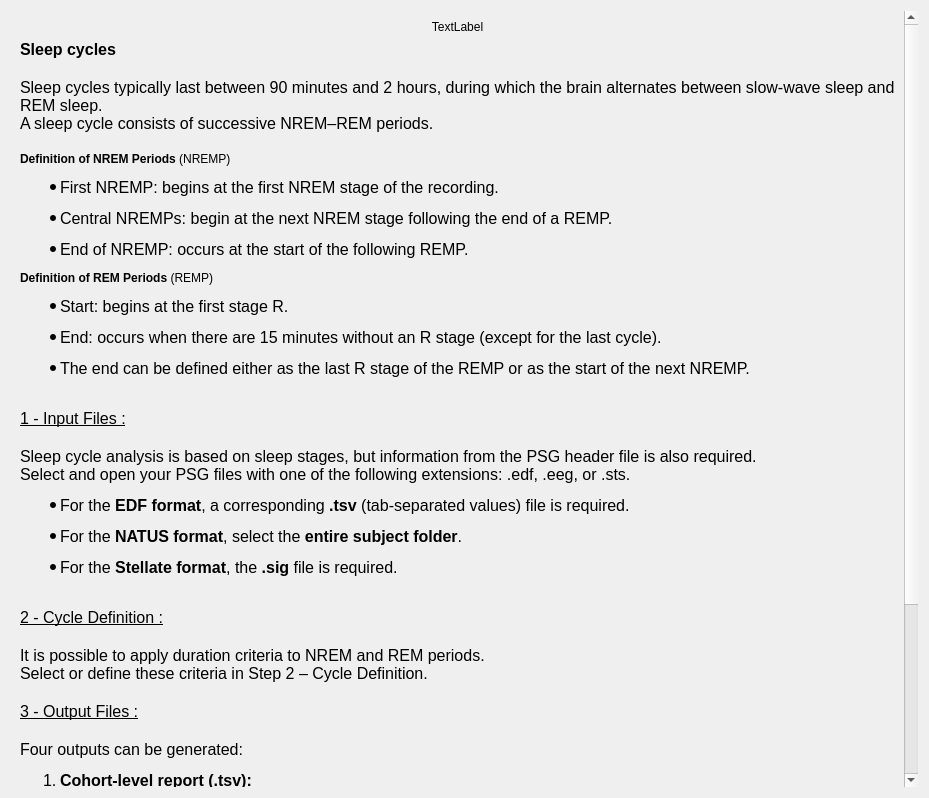
This is tools/CEAMSTools/SleepCycleExport/SleepCycleDoc/Ui_SleepCycleDoc.ui in SnoozToolbox/snooz-package-ceams as Qt 5 draws it before an edit. The edited form follows.
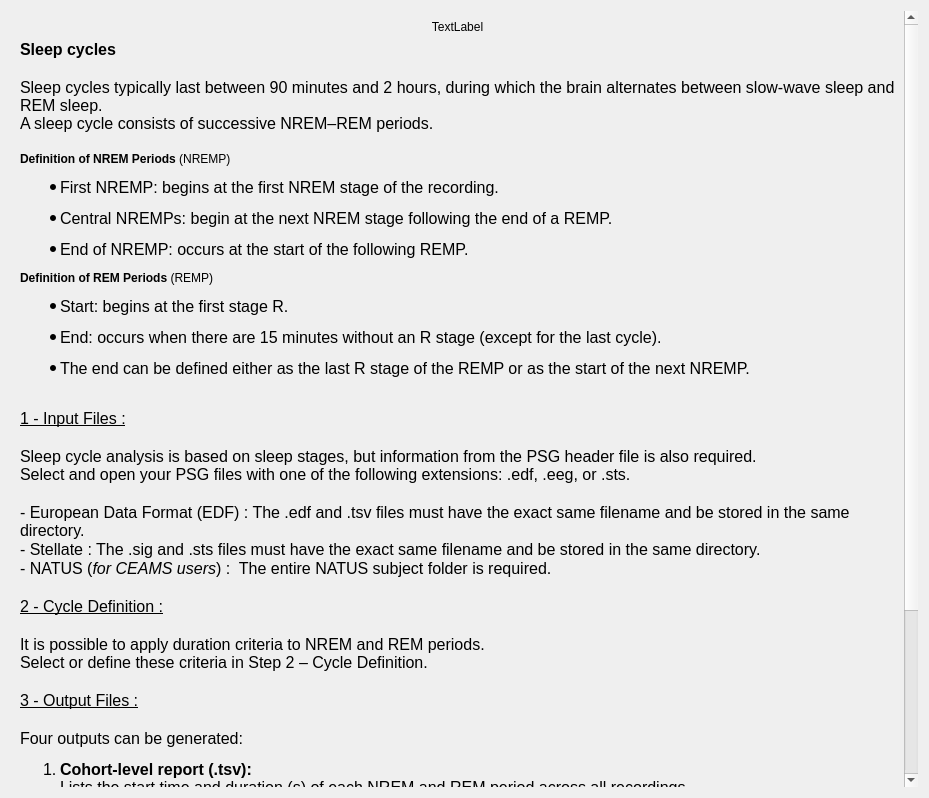
This is the edited form.

Patch:
```diff
--- a/tools/CEAMSTools/SleepCycleExport/SleepCycleDoc/Ui_SleepCycleDoc.ui
+++ b/tools/CEAMSTools/SleepCycleExport/SleepCycleDoc/Ui_SleepCycleDoc.ui
@@ -45,8 +45,8 @@
        <rect>
         <x>0</x>
         <y>0</y>
-        <width>913</width>
-        <height>782</height>
+        <width>899</width>
+        <height>1018</height>
        </rect>
       </property>
       <layout class="QVBoxLayout" name="verticalLayout_2">
@@ -114,10 +114,10 @@
 &lt;p style=&quot; margin-top:0px; margin-bottom:0px; margin-left:0px; margin-right:0px; -qt-block-indent:0; text-indent:0px;&quot;&gt;&lt;span style=&quot; text-decoration: underline;&quot;&gt;1 - Input Files :&lt;/span&gt;&lt;/p&gt;
 &lt;p style=&quot;-qt-paragraph-type:empty; margin-top:0px; margin-bottom:0px; margin-left:0px; margin-right:0px; -qt-block-indent:0; text-indent:0px;&quot;&gt;&lt;br /&gt;&lt;/p&gt;
 &lt;p style=&quot; margin-top:0px; margin-bottom:0px; margin-left:0px; margin-right:0px; -qt-block-indent:0; text-indent:0px;&quot;&gt;Sleep cycle analysis is based on sleep stages, but information from the PSG header file is also required.&lt;br /&gt;Select and open your PSG files with one of the following extensions: .edf, .eeg, or .sts.&lt;/p&gt;
-&lt;ul style=&quot;margin-top: 0px; margin-bottom: 0px; margin-left: 0px; margin-right: 0px; -qt-list-indent: 1;&quot;&gt;
-&lt;li style=&quot; margin-top:12px; margin-bottom:12px; margin-left:0px; margin-right:0px; -qt-block-indent:0; text-indent:0px;&quot;&gt;For the &lt;span style=&quot; font-weight:700;&quot;&gt;EDF format&lt;/span&gt;, a corresponding &lt;span style=&quot; font-weight:700;&quot;&gt;.tsv&lt;/span&gt; (tab-separated values) file is required.&lt;/li&gt;
-&lt;li style=&quot; margin-top:12px; margin-bottom:12px; margin-left:0px; margin-right:0px; -qt-block-indent:0; text-indent:0px;&quot;&gt;For the &lt;span style=&quot; font-weight:700;&quot;&gt;NATUS format&lt;/span&gt;, select the &lt;span style=&quot; font-weight:700;&quot;&gt;entire subject folder&lt;/span&gt;.&lt;/li&gt;
-&lt;li style=&quot; margin-top:12px; margin-bottom:12px; margin-left:0px; margin-right:0px; -qt-block-indent:0; text-indent:0px;&quot;&gt;For the &lt;span style=&quot; font-weight:700;&quot;&gt;Stellate format&lt;/span&gt;, the &lt;span style=&quot; font-weight:700;&quot;&gt;.sig&lt;/span&gt; file is required. &lt;/li&gt;&lt;/ul&gt;
+&lt;p style=&quot;-qt-paragraph-type:empty; margin-top:0px; margin-bottom:0px; margin-left:0px; margin-right:0px; -qt-block-indent:0; text-indent:0px;&quot;&gt;&lt;br /&gt;&lt;/p&gt;
+&lt;p style=&quot; margin-top:0px; margin-bottom:0px; margin-left:0px; margin-right:0px; -qt-block-indent:0; text-indent:0px;&quot;&gt;&lt;span style=&quot; font-family:'Roboto-Regular';&quot;&gt;- European Data Format (EDF) : The .edf and .tsv files must have the exact same filename and be stored in the same directory.&lt;/span&gt;&lt;/p&gt;
+&lt;p style=&quot; margin-top:0px; margin-bottom:0px; margin-left:0px; margin-right:0px; -qt-block-indent:0; text-indent:0px;&quot;&gt;&lt;span style=&quot; font-family:'Roboto-Regular';&quot;&gt;- Stellate : The .sig and .sts files must have the exact same filename and be stored in the same directory.&lt;/span&gt;&lt;/p&gt;
+&lt;p style=&quot; margin-top:0px; margin-bottom:0px; margin-left:0px; margin-right:0px; -qt-block-indent:0; text-indent:0px;&quot;&gt;&lt;span style=&quot; font-family:'Roboto-Regular';&quot;&gt;- NATUS (&lt;/span&gt;&lt;span style=&quot; font-family:'Roboto-Regular'; font-style:italic;&quot;&gt;for CEAMS users&lt;/span&gt;&lt;span style=&quot; font-family:'Roboto-Regular';&quot;&gt;) : &lt;/span&gt;&lt;span style=&quot; font-family:'MS Shell Dlg 2';&quot;&gt; The entire NATUS subject folder is required.&lt;/span&gt;&lt;/p&gt;
 &lt;p style=&quot;-qt-paragraph-type:empty; margin-top:0px; margin-bottom:0px; margin-left:0px; margin-right:0px; -qt-block-indent:0; text-indent:0px;&quot;&gt;&lt;br /&gt;&lt;/p&gt;
 &lt;p style=&quot; margin-top:0px; margin-bottom:0px; margin-left:0px; margin-right:0px; -qt-block-indent:0; text-indent:0px;&quot;&gt;&lt;span style=&quot; text-decoration: underline;&quot;&gt;2 - Cycle Definition :&lt;/span&gt;&lt;/p&gt;
 &lt;p style=&quot;-qt-paragraph-type:empty; margin-top:0px; margin-bottom:0px; margin-left:0px; margin-right:0px; -qt-block-indent:0; text-indent:0px;&quot;&gt;&lt;br /&gt;&lt;/p&gt;
```
Left out of the diff: 2 changed lines with no effect on the pictures.
